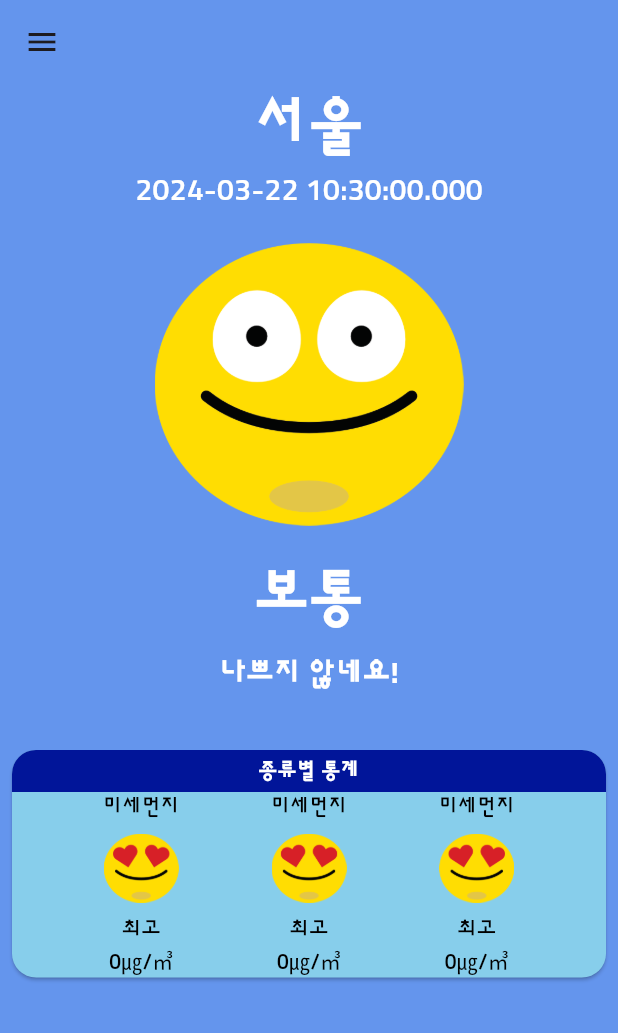
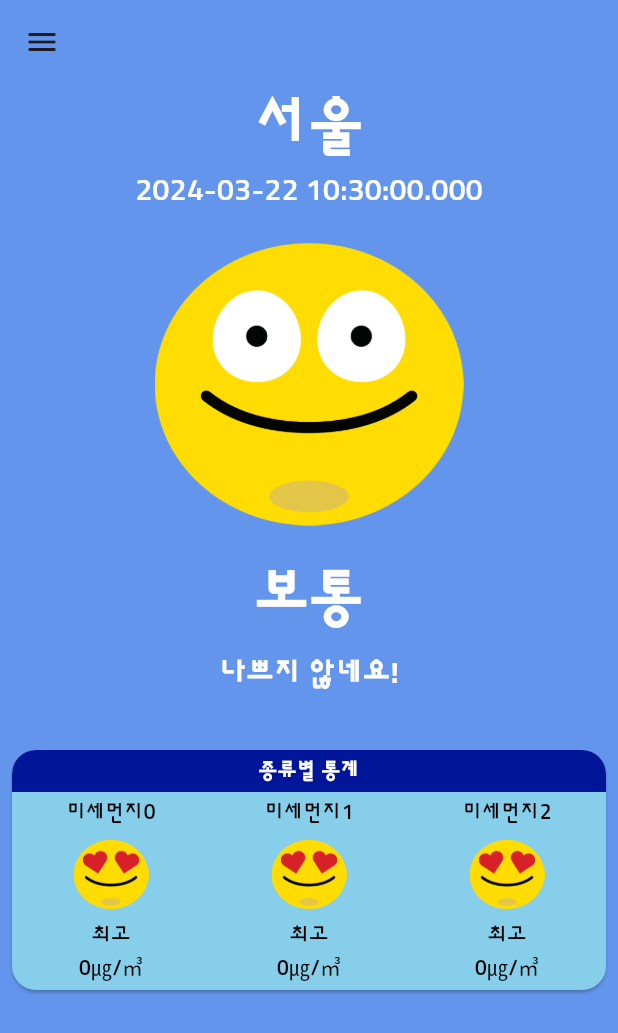
Before and after one commit to hommehyuk/dusty_dust, a Flutter app: the screen it shows after launch, on a phone screen of 412 x 824 dp. Shown: the top 1033 px of the screen. Run offline on Flutter 3.47's test engine with Material 3 defaults, Android fonts, the phone set to English and light mode, and no system bars.

Commit message:
CategoryCard 정리

```diff
--- /dev/null
+++ b/lib/component/category_card.dart
@@ -0,0 +1,68 @@
+import 'package:dusty_dust/component/main_stat.dart';
+import 'package:dusty_dust/const/colors.dart';
+import 'package:flutter/cupertino.dart';
+import 'package:flutter/material.dart';
+import 'package:flutter/widgets.dart';
+
+class CategoryCard extends StatelessWidget {
+  const CategoryCard({super.key});
+
+  @override
+  Widget build(BuildContext context) {
+    return SizedBox(
+      height: 160,
+      child: Card(
+        margin: EdgeInsets.symmetric(horizontal: 8.0),
+        shape: RoundedRectangleBorder(
+          borderRadius: BorderRadius.all(
+            Radius.circular(16.0),
+          ),
+        ),
+        color: lightColor,
+        child: LayoutBuilder(builder: (context, constraint) {
+          return Column(
+            crossAxisAlignment: CrossAxisAlignment.stretch,
+            children: [
+              Container(
+                decoration: BoxDecoration(
+                  color: darkColor,
+                  borderRadius: BorderRadius.only(
+                    topLeft: Radius.circular(16.0),
+                    topRight: Radius.circular(16.0),
+                  ),
+                ),
+                child: Padding(
+                  padding: const EdgeInsets.all(4.0),
+                  child: Text(
+                    '종류별 통계',
+                    style: TextStyle(
+                      color: Colors.white,
+                      fontWeight: FontWeight.w700,
+                    ),
+                    textAlign: TextAlign.center,
+                  ),
+                ),
+              ),
+              Expanded(
+                child: ListView(
+                  scrollDirection: Axis.horizontal,
+                  physics: PageScrollPhysics(),
+                  children: List.generate(
+                    20,
+                    (index) => MainStat(
+                      width: constraint.maxWidth / 3,
+                      category: '미세먼지$index',
+                      imgPath: 'asset/img/best.png',
+                      level: '최고',
+                      stat: '0㎍/㎥',
+                    ),
+                  ),
+                ),
+              ),
+            ],
+          );
+        }),
+      ),
+    );
+  }
+}
--- a/lib/component/main_stat.dart
+++ b/lib/component/main_stat.dart
@@ -13,11 +13,15 @@ class MainStat extends StatelessWidget {
   //오염 수치
   final String stat;
 
+  // 너비
+  final double width;
+
   const MainStat({
     required this.category,
     required this.imgPath,
     required this.level,
     required this.stat,
+    required this.width,
     super.key,
   });
 
@@ -26,7 +30,10 @@ class MainStat extends StatelessWidget {
     final ts = TextStyle(
       color: Colors.black,
     );
-    return Column(
+    return SizedBox(
+      width: width,
+      child: Column(
+        mainAxisAlignment: MainAxisAlignment.center,
         children: [
           Text(
             category,
@@ -47,6 +54,7 @@ class MainStat extends StatelessWidget {
             style: ts,
           ),
         ],
+      ),
     );
   }
 }
--- a/lib/screen/home_screen.dart
+++ b/lib/screen/home_screen.dart
@@ -1,3 +1,4 @@
+import 'package:dusty_dust/component/category_card.dart';
 import 'package:dusty_dust/component/main_app_bar.dart';
 import 'package:dusty_dust/component/main_drawer.dart';
 import 'package:dusty_dust/component/main_stat.dart';
@@ -21,63 +22,7 @@ class HomeScreen extends StatelessWidget {
             child: Column(
               crossAxisAlignment: CrossAxisAlignment.stretch,
               children: [
-                Card(
-                  margin: EdgeInsets.symmetric(horizontal: 8.0),
-                  shape: RoundedRectangleBorder(
-                    borderRadius: BorderRadius.all(
-                      Radius.circular(16.0),
-                    ),
-                  ),
-                  color: lightColor,
-                  child: Column(
-                    crossAxisAlignment: CrossAxisAlignment.stretch,
-                    children: [
-                      Container(
-                        decoration: BoxDecoration(
-                          color: darkColor,
-                          borderRadius: BorderRadius.only(
-                            topLeft: Radius.circular(16.0),
-                            topRight: Radius.circular(16.0),
-                          ),
-                        ),
-                        child: Padding(
-                          padding: const EdgeInsets.all(4.0),
-                          child: Text(
-                            '종류별 통계',
-                            style: TextStyle(
-                              color: Colors.white,
-                              fontWeight: FontWeight.w700,
-                            ),
-                            textAlign: TextAlign.center,
-                          ),
-                        ),
-                      ),
-                      Row(
-                        mainAxisAlignment: MainAxisAlignment.spaceEvenly,
-                        children: [
-                          MainStat(
-                            category: '미세먼지',
-                            imgPath: 'asset/img/best.png',
-                            level: '최고',
-                            stat: '0㎍/㎥',
-                          ),
-                          MainStat(
-                            category: '미세먼지',
-                            imgPath: 'asset/img/best.png',
-                            level: '최고',
-                            stat: '0㎍/㎥',
-                          ),
-                          MainStat(
-                            category: '미세먼지',
-                            imgPath: 'asset/img/best.png',
-                            level: '최고',
-                            stat: '0㎍/㎥',
-                          ),
-                        ],
-                      ),
-                    ],
-                  ),
-                ),
+                CategoryCard(),
               ],
             ),
           ),
```
Lines whose indentation alone changed are shown as unchanged.
